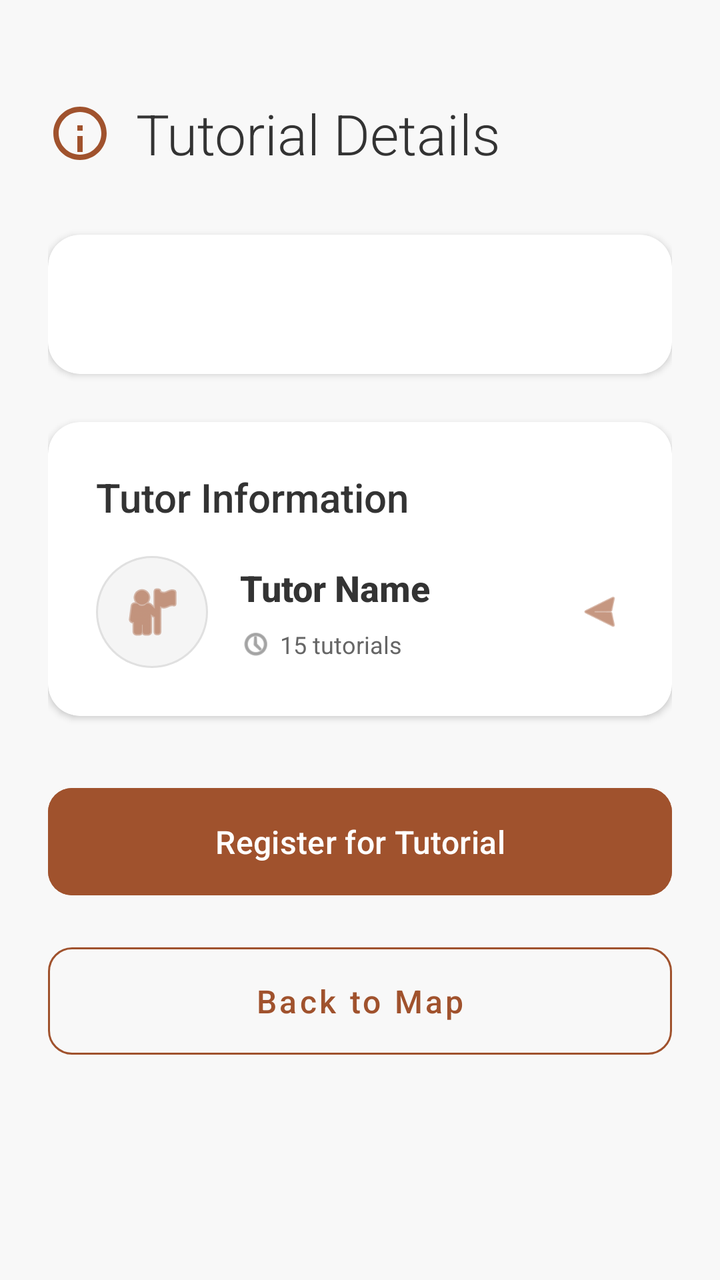
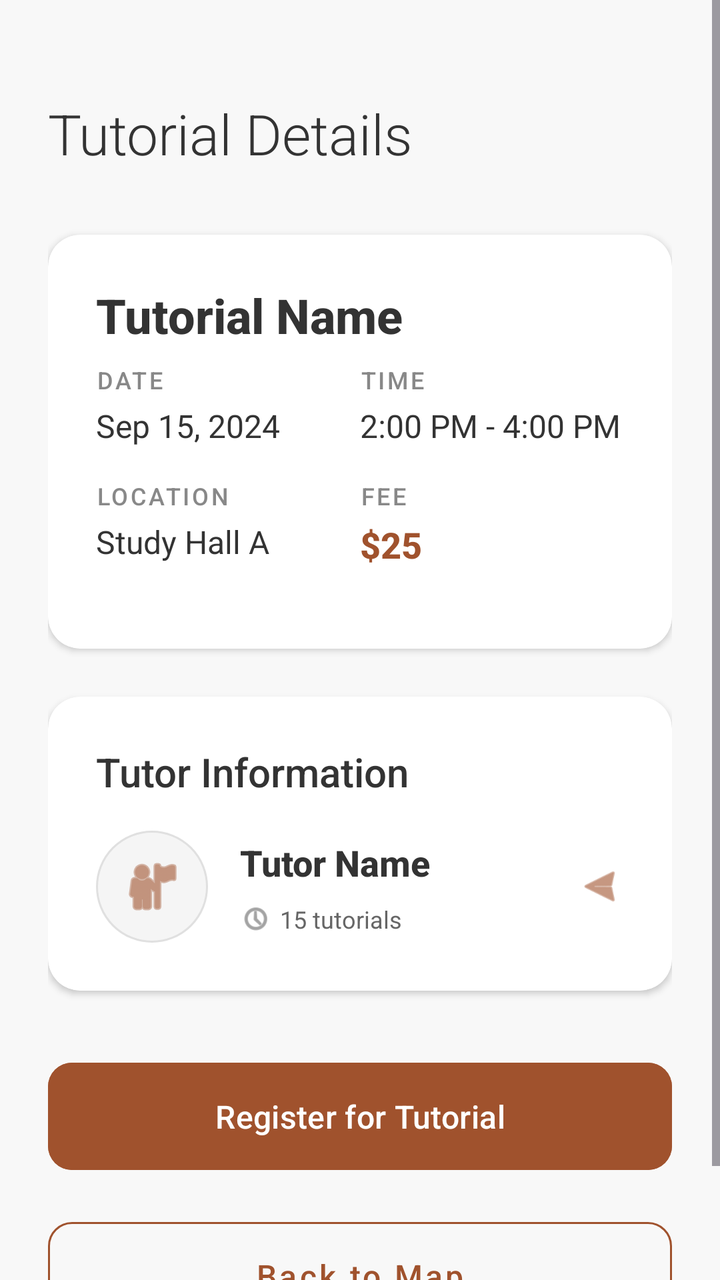

Before-and-after screenshots of an Android layout around one commit, followed by the original layout XML and the change that was made.
<!-- AndroidManifest.xml: application theme Theme.Csci3130Group1 -->
<!-- res/layout/tutorial_details_activity.xml -->
<?xml version="1.0" encoding="utf-8"?>
<ScrollView xmlns:android="http://schemas.android.com/apk/res/android"
    xmlns:app="http://schemas.android.com/apk/res-auto"
    android:layout_width="match_parent"
    android:layout_height="match_parent"
    android:background="#F8F8F8"
    android:fillViewport="true">

    <LinearLayout
        android:layout_width="match_parent"
        android:layout_height="wrap_content"
        android:orientation="vertical"
        android:paddingHorizontal="24dp"
        android:paddingTop="48dp"
        android:paddingBottom="32dp">

        
        <LinearLayout
            android:layout_width="match_parent"
            android:layout_height="wrap_content"
            android:orientation="horizontal"
            android:gravity="center_vertical"
            android:layout_marginBottom="32dp">

            <ImageView
                android:layout_width="32dp"
                android:layout_height="32dp"
                android:src="@drawable/ic_info"
                app:tint="#A0522D"
                android:contentDescription="Tutorial Icon" />

            <TextView
                android:layout_width="wrap_content"
                android:layout_height="wrap_content"
                android:text="Tutorial Details"
                android:textSize="28sp"
                android:fontFamily="sans-serif-light"
                android:textStyle="normal"
                android:textColor="#333333"
                android:layout_marginStart="12dp"/>
        </LinearLayout>

        
        <androidx.cardview.widget.CardView
            android:layout_width="match_parent"
            android:layout_height="wrap_content"
            android:layout_marginBottom="24dp"
            app:cardCornerRadius="16dp"
            app:cardElevation="2dp"
            app:cardBackgroundColor="#FFFFFF">

            <LinearLayout
                android:layout_width="match_parent"
                android:layout_height="wrap_content"
                android:orientation="vertical"
                android:padding="24dp">

                
                <TextView
                    android:id="@+id/tutorial_detail_text"
                    android:layout_width="match_parent"
                    android:layout_height="wrap_content"
                    android:textSize="16sp"
                    android:textColor="#333333"
                    android:lineSpacingExtra="6dp"
                    android:fontFamily="sans-serif"/>
            </LinearLayout>
        </androidx.cardview.widget.CardView>

        
        <include layout="@layout/tutor_info_card" />

        
        <LinearLayout
            android:layout_width="match_parent"
            android:layout_height="wrap_content"
            android:orientation="vertical"
            android:layout_marginTop="8dp">

            
            <Button
                android:id="@+id/register_button"
                android:layout_width="match_parent"
                android:layout_height="wrap_content"
                android:text="Register for Tutorial"
                android:backgroundTint="#A0522D"
                android:textColor="#FFFFFF"
                android:padding="16dp"
                android:textSize="16sp"
                android:layout_marginBottom="16dp"
                app:cornerRadius="12dp"
                android:elevation="0dp"
                android:textAllCaps="false"
                android:fontFamily="sans-serif-medium"/>

            
            <Button
                android:id="@+id/back_button"
                style="@style/Widget.MaterialComponents.Button.OutlinedButton"
                android:layout_width="match_parent"
                android:layout_height="wrap_content"
                android:text="Back to Map"
                android:textColor="#A0522D"
                android:padding="16dp"
                android:textSize="16sp"
                app:cornerRadius="12dp"
                app:strokeColor="#A0522D"
                android:textAllCaps="false"
                android:fontFamily="sans-serif-medium"/>
        </LinearLayout>
    </LinearLayout>
</ScrollView>
<!-- res/layout/tutor_info_card.xml (included above) -->
<?xml version="1.0" encoding="utf-8"?>
<androidx.cardview.widget.CardView xmlns:android="http://schemas.android.com/apk/res/android"
    xmlns:app="http://schemas.android.com/apk/res-auto"
    android:id="@+id/tutorInfoCard"
    android:layout_width="match_parent"
    android:layout_height="wrap_content"
    android:layout_marginBottom="24dp"
    app:cardCornerRadius="16dp"
    app:cardElevation="2dp"
    app:cardBackgroundColor="#FFFFFF"
    android:clickable="true"
    android:focusable="true"
    android:foreground="?android:attr/selectableItemBackground">

    <LinearLayout
        android:layout_width="match_parent"
        android:layout_height="wrap_content"
        android:orientation="vertical"
        android:padding="24dp">

        
        <TextView
            android:layout_width="wrap_content"
            android:layout_height="wrap_content"
            android:text="Tutor Information"
            android:textSize="20sp"
            android:fontFamily="sans-serif-medium"
            android:textColor="#333333"
            android:layout_marginBottom="16dp"/>

        
        <LinearLayout
            android:layout_width="match_parent"
            android:layout_height="wrap_content"
            android:orientation="horizontal"
            android:gravity="center_vertical">

            
            <ImageView
                android:id="@+id/tutorAvatar"
                android:layout_width="56dp"
                android:layout_height="56dp"
                android:src="@android:drawable/ic_menu_myplaces"
                app:tint="#A0522D"
                android:background="@drawable/circle_background"
                android:padding="12dp"
                android:contentDescription="Tutor Avatar" />

            
            <LinearLayout
                android:layout_width="0dp"
                android:layout_height="wrap_content"
                android:layout_weight="1"
                android:orientation="vertical"
                android:layout_marginStart="16dp">

                
                <TextView
                    android:id="@+id/tutorName"
                    android:layout_width="wrap_content"
                    android:layout_height="wrap_content"
                    android:text="Tutor Name"
                    android:textSize="18sp"
                    android:textStyle="bold"
                    android:textColor="#333333"
                    android:fontFamily="sans-serif-medium" />

                
                <TextView
                    android:id="@+id/tutorDegree"
                    android:layout_width="wrap_content"
                    android:layout_height="wrap_content"
                    android:text="Computer Science, B.Sc."
                    android:textSize="14sp"
                    android:textColor="#666666"
                    android:layout_marginTop="2dp"
                    android:visibility="gone" />

                
                <LinearLayout
                    android:layout_width="wrap_content"
                    android:layout_height="wrap_content"
                    android:orientation="horizontal"
                    android:layout_marginTop="8dp">

                    
                    <LinearLayout
                        android:layout_width="wrap_content"
                        android:layout_height="wrap_content"
                        android:orientation="horizontal"
                        android:gravity="center_vertical"
                        android:layout_marginEnd="16dp">

                        <ImageView
                            android:layout_width="16dp"
                            android:layout_height="16dp"
                            android:src="@android:drawable/ic_menu_recent_history"
                            app:tint="#666666"
                            android:contentDescription="Tutorial Count Icon" />

                        <TextView
                            android:id="@+id/tutorialCount"
                            android:layout_width="wrap_content"
                            android:layout_height="wrap_content"
                            android:text="15 tutorials"
                            android:textSize="12sp"
                            android:textColor="#666666"
                            android:layout_marginStart="4dp" />
                    </LinearLayout>

                    
                    <LinearLayout
                        android:id="@+id/ratingContainer"
                        android:layout_width="wrap_content"
                        android:layout_height="wrap_content"
                        android:orientation="horizontal"
                        android:gravity="center_vertical"
                        android:visibility="gone">

                        <ImageView
                            android:layout_width="16dp"
                            android:layout_height="16dp"
                            android:src="@android:drawable/btn_star_big_on"
                            app:tint="#FFD700"
                            android:contentDescription="Rating Star" />

                        <TextView
                            android:id="@+id/tutorRating"
                            android:layout_width="wrap_content"
                            android:layout_height="wrap_content"
                            android:text="4.8 (24)"
                            android:textSize="12sp"
                            android:textColor="#666666"
                            android:layout_marginStart="4dp" />
                    </LinearLayout>
                </LinearLayout>
            </LinearLayout>

            
            <ImageView
                android:layout_width="24dp"
                android:layout_height="24dp"
                android:src="@android:drawable/ic_menu_send"
                app:tint="#A0522D"
                android:rotation="180"
                android:contentDescription="View Tutor Profile" />
        </LinearLayout>
    </LinearLayout>
</androidx.cardview.widget.CardView>
<!-- resources referenced by this layout -->
<resources>
  <!-- drawable circle_background (drawable) -->
  <?xml version="1.0" encoding="utf-8"?>
  <shape xmlns:android="http://schemas.android.com/apk/res/android"
      android:shape="oval">
      <solid android:color="#F5F5F5" />
      <stroke
          android:width="1dp"
          android:color="#E0E0E0" />
  </shape>
  <!-- drawable ic_info (drawable) -->
  <?xml version="1.0" encoding="utf-8"?>
  <vector xmlns:android="http://schemas.android.com/apk/res/android"
      android:width="24dp"
      android:height="24dp"
      android:viewportWidth="24"
      android:viewportHeight="24">
  
      
      <path
          android:fillColor="#FFFFFF"
          android:pathData="M12,2C6.48,2 2,6.48 2,12s4.48,10 10,10 10,-4.48 10,-10S17.52,2 12,2zM12,20c-4.41,0 -8,-3.59 -8,-8s3.59,-8 8,-8 8,3.59 8,8 -3.59,8 -8,8z"/>
  
      
      <path
          android:fillColor="#FFFFFF"
          android:pathData="M13,9h-2v2h2L13,9zM13,13h-2v6h2v-6z"/>
  </vector>
  <style name="Theme.Csci3130Group1" parent="Base.Theme.Csci3130Group1" />
  <style name="Base.Theme.Csci3130Group1" parent="Theme.Material3.DayNight.NoActionBar">
          
          
      </style>
</resources>

<!-- the commit's change to res/layout/tutorial_details_activity.xml (unified diff, before → after) -->
@@ -15,30 +15,15 @@
         android:paddingBottom="32dp">
 
         
-        <LinearLayout
-            android:layout_width="match_parent"
+        <TextView
+            android:layout_width="wrap_content"
             android:layout_height="wrap_content"
-            android:orientation="horizontal"
-            android:gravity="center_vertical"
-            android:layout_marginBottom="32dp">
-
-            <ImageView
-                android:layout_width="32dp"
-                android:layout_height="32dp"
-                android:src="@drawable/ic_info"
-                app:tint="#A0522D"
-                android:contentDescription="Tutorial Icon" />
-
-            <TextView
-                android:layout_width="wrap_content"
-                android:layout_height="wrap_content"
-                android:text="Tutorial Details"
-                android:textSize="28sp"
-                android:fontFamily="sans-serif-light"
-                android:textStyle="normal"
-                android:textColor="#333333"
-                android:layout_marginStart="12dp"/>
-        </LinearLayout>
+            android:text="Tutorial Details"
+            android:textSize="28sp"
+            android:fontFamily="sans-serif-light"
+            android:textStyle="normal"
+            android:textColor="#333333"
+            android:layout_marginBottom="32dp"/>
 
         
         <androidx.cardview.widget.CardView
@@ -57,13 +42,189 @@
 
                 
                 <TextView
-                    android:id="@+id/tutorial_detail_text"
+                    android:id="@+id/tutorialName"
                     android:layout_width="match_parent"
                     android:layout_height="wrap_content"
+                    android:text="Tutorial Name"
+                    android:textSize="24sp"
+                    android:textStyle="bold"
+                    android:textColor="#333333"
+                    android:fontFamily="sans-serif-medium"
+                    android:layout_marginBottom="8dp"/>
+
+                
+                <TextView
+                    android:id="@+id/tutorialSubject"
+                    android:layout_width="match_parent"
+                    android:layout_height="wrap_content"
+                    android:text="Subject"
                     android:textSize="16sp"
-                    android:textColor="#333333"
-                    android:lineSpacingExtra="6dp"
-                    android:fontFamily="sans-serif"/>
+                    android:textColor="#666666"
+                    android:fontFamily="sans-serif"
+                    android:layout_marginBottom="24dp"
+                    android:visibility="gone"/>
+
+                
+                <LinearLayout
+                    android:layout_width="match_parent"
+                    android:layout_height="wrap_content"
+                    android:orientation="vertical">
+
+                    
+                    <LinearLayout
+                        android:layout_width="match_parent"
+                        android:layout_height="wrap_content"
+                        android:orientation="horizontal"
+                        android:layout_marginBottom="16dp">
+
+                        <LinearLayout
+                            android:layout_width="0dp"
+                            android:layout_height="wrap_content"
+                            android:layout_weight="1"
+                            android:orientation="vertical">
+
+                            <TextView
+                                android:layout_width="wrap_content"
+                                android:layout_height="wrap_content"
+                                android:text="Date"
+                                android:textSize="12sp"
+                                android:textColor="#888888"
+                                android:fontFamily="sans-serif-medium"
+                                android:textAllCaps="true"
+                                android:letterSpacing="0.1"/>
+
+                            <TextView
+                                android:id="@+id/tutorialDate"
+                                android:layout_width="wrap_content"
+                                android:layout_height="wrap_content"
+                                android:text="Sep 15, 2024"
+                                android:textSize="16sp"
+                                android:textColor="#333333"
+                                android:fontFamily="sans-serif"
+                                android:layout_marginTop="4dp"/>
+                        </LinearLayout>
+
+                        <LinearLayout
+                            android:layout_width="0dp"
+                            android:layout_height="wrap_content"
+                            android:layout_weight="1"
+                            android:orientation="vertical">
+
+                            <TextView
+                                android:layout_width="wrap_content"
+                                android:layout_height="wrap_content"
+                                android:text="Time"
+                                android:textSize="12sp"
+                                android:textColor="#888888"
+                                android:fontFamily="sans-serif-medium"
+                                android:textAllCaps="true"
+                                android:letterSpacing="0.1"/>
+
+                            <TextView
+                                android:id="@+id/tutorialTime"
+                                android:layout_width="wrap_content"
+                                android:layout_height="wrap_content"
+                                android:text="2:00 PM - 4:00 PM"
+                                android:textSize="16sp"
+                                android:textColor="#333333"
+                                android:fontFamily="sans-serif"
+                                android:layout_marginTop="4dp"/>
+                        </LinearLayout>
+                    </LinearLayout>
+
+                    
+                    <LinearLayout
+                        android:layout_width="match_parent"
+                        android:layout_height="wrap_content"
+                        android:orientation="horizontal"
+                        android:layout_marginBottom="16dp">
+
+                        <LinearLayout
+                            android:layout_width="0dp"
+                            android:layout_height="wrap_content"
+                            android:layout_weight="1"
+                            android:orientation="vertical">
+
+                            <TextView
+                                android:layout_width="wrap_content"
+                                android:layout_height="wrap_content"
+                                android:text="Location"
+                                android:textSize="12sp"
+                                android:textColor="#888888"
+                                android:fontFamily="sans-serif-medium"
+                                android:textAllCaps="true"
+                                android:letterSpacing="0.1"/>
+
+                            <TextView
+                                android:id="@+id/tutorialLocation"
+                                android:layout_width="wrap_content"
+                                android:layout_height="wrap_content"
+                                android:text="Study Hall A"
+                                android:textSize="16sp"
+                                android:textColor="#333333"
+                                android:fontFamily="sans-serif"
+                                android:layout_marginTop="4dp"/>
+                        </LinearLayout>
+
+                        <LinearLayout
+                            android:layout_width="0dp"
+                            android:layout_height="wrap_content"
+                            android:layout_weight="1"
+                            android:orientation="vertical">
+
+                            <TextView
+                                android:layout_width="wrap_content"
+                                android:layout_height="wrap_content"
+                                android:text="Fee"
+                                android:textSize="12sp"
+                                android:textColor="#888888"
+                                android:fontFamily="sans-serif-medium"
+                                android:textAllCaps="true"
+                                android:letterSpacing="0.1"/>
+
+                            <TextView
+                                android:id="@+id/tutorialFee"
+                                android:layout_width="wrap_content"
+                                android:layout_height="wrap_content"
+                                android:text="$25"
+                                android:textSize="18sp"
+                                android:textStyle="bold"
+                                android:textColor="#A0522D"
+                                android:fontFamily="sans-serif-medium"
+                                android:layout_marginTop="4dp"/>
+                        </LinearLayout>
+                    </LinearLayout>
+
+                    
+                    <LinearLayout
+                        android:id="@+id/descriptionSection"
+                        android:layout_width="match_parent"
+                        android:layout_height="wrap_content"
+                        android:orientation="vertical"
+                        android:visibility="gone">
+
+                        <TextView
+                            android:layout_width="wrap_content"
+                            android:layout_height="wrap_content"
+                            android:text="Description"
+                            android:textSize="12sp"
+                            android:textColor="#888888"
+                            android:fontFamily="sans-serif-medium"
+                            android:textAllCaps="true"
+                            android:letterSpacing="0.1"
+                            android:layout_marginBottom="8dp"/>
+
+                        <TextView
+                            android:id="@+id/tutorialDescription"
+                            android:layout_width="match_parent"
+                            android:layout_height="wrap_content"
+                            android:text="Tutorial description goes here..."
+                            android:textSize="16sp"
+                            android:textColor="#333333"
+                            android:fontFamily="sans-serif"
+                            android:lineSpacingExtra="4dp"/>
+                    </LinearLayout>
+                </LinearLayout>
             </LinearLayout>
         </androidx.cardview.widget.CardView>
 
<!-- resource entries referenced after the edit -->
@@ -9,24 +9,6 @@
           android:width="1dp"
           android:color="#E0E0E0" />
   </shape>
-  <!-- drawable ic_info (drawable) -->
-  <?xml version="1.0" encoding="utf-8"?>
-  <vector xmlns:android="http://schemas.android.com/apk/res/android"
-      android:width="24dp"
-      android:height="24dp"
-      android:viewportWidth="24"
-      android:viewportHeight="24">
-  
-      
-      <path
-          android:fillColor="#FFFFFF"
-          android:pathData="M12,2C6.48,2 2,6.48 2,12s4.48,10 10,10 10,-4.48 10,-10S17.52,2 12,2zM12,20c-4.41,0 -8,-3.59 -8,-8s3.59,-8 8,-8 8,3.59 8,8 -3.59,8 -8,8z"/>
-  
-      
-      <path
-          android:fillColor="#FFFFFF"
-          android:pathData="M13,9h-2v2h2L13,9zM13,13h-2v6h2v-6z"/>
-  </vector>
   <style name="Theme.Csci3130Group1" parent="Base.Theme.Csci3130Group1" />
   <style name="Base.Theme.Csci3130Group1" parent="Theme.Material3.DayNight.NoActionBar">
           
